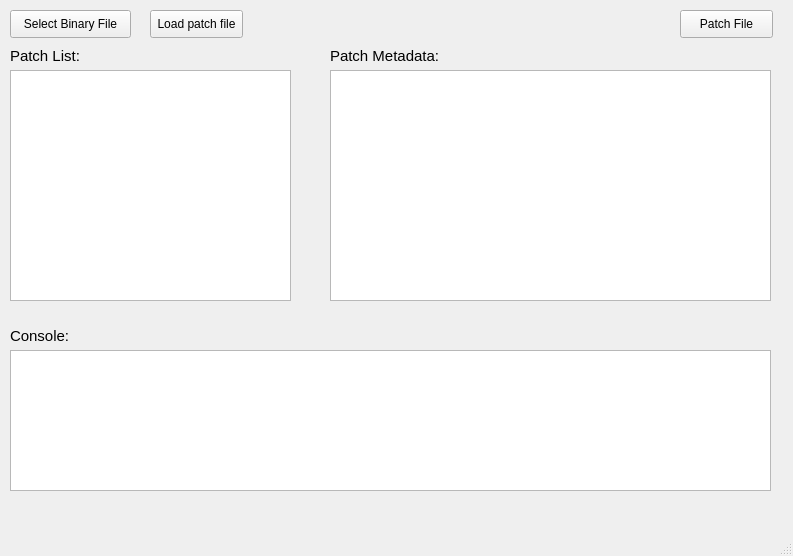
shadowdog9500/py-patcher-ui, file src/ui/patcher.ui: the form before one commit.
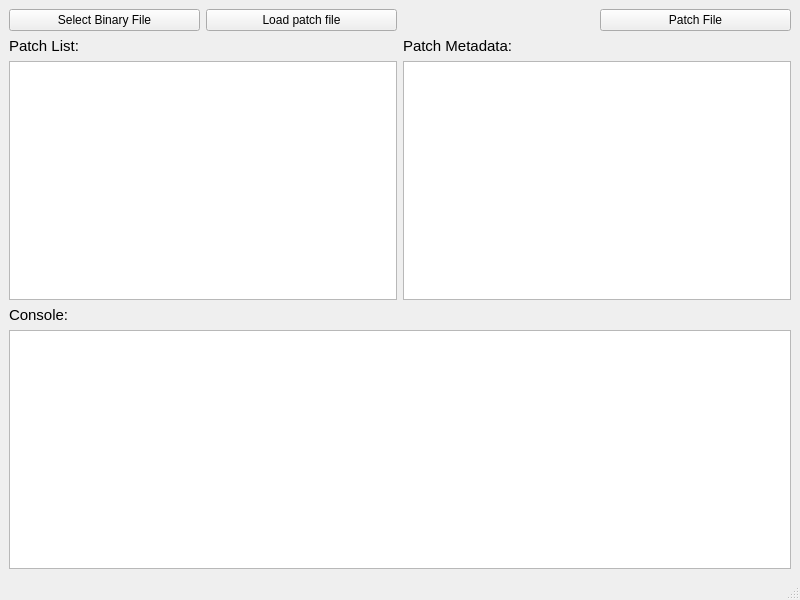
The form after the commit.

Commit message: Fix borked UI scaling

The edit to the form file:
```diff
--- a/src/ui/patcher.ui
+++ b/src/ui/patcher.ui
@@ -6,98 +6,38 @@
    <rect>
     <x>0</x>
     <y>0</y>
-    <width>793</width>
-    <height>556</height>
+    <width>800</width>
+    <height>600</height>
    </rect>
   </property>
   <property name="windowTitle">
    <string>Patch Selector</string>
   </property>
   <widget class="QWidget" name="centralwidget">
+   <layout class="QGridLayout" name="gridLayout">
+    <item row="0" column="0">
    <widget class="QPushButton" name="pushButtonFileSelect">
-    <property name="geometry">
-     <rect>
-      <x>10</x>
-      <y>10</y>
-      <width>121</width>
-      <height>28</height>
-     </rect>
-    </property>
     <property name="text">
      <string>Select Binary File</string>
     </property>
    </widget>
+    </item>
+    <item row="0" column="1">
    <widget class="QPushButton" name="pushButtonLoadPatchFile">
-    <property name="geometry">
-     <rect>
-      <x>150</x>
-      <y>10</y>
-      <width>93</width>
-      <height>28</height>
-     </rect>
-    </property>
     <property name="text">
      <string>Load patch file</string>
     </property>
    </widget>
-   <widget class="QPlainTextEdit" name="plainTextEditConsole">
-    <property name="geometry">
-     <rect>
-      <x>10</x>
-      <y>350</y>
-      <width>761</width>
-      <height>141</height>
-     </rect>
-    </property>
-    <property name="readOnly">
-     <bool>true</bool>
-    </property>
-   </widget>
-   <widget class="QPlainTextEdit" name="plainTextEditDescriptionBox">
-    <property name="geometry">
-     <rect>
-      <x>330</x>
-      <y>70</y>
-      <width>441</width>
-      <height>231</height>
-     </rect>
-    </property>
-    <property name="readOnly">
-     <bool>true</bool>
-    </property>
-   </widget>
-   <widget class="QListView" name="listViewPatchList">
-    <property name="geometry">
-     <rect>
-      <x>10</x>
-      <y>70</y>
-      <width>281</width>
-      <height>231</height>
-     </rect>
-    </property>
-   </widget>
+    </item>
+    <item row="0" column="3">
    <widget class="QPushButton" name="pushButtonPatchBinary">
-    <property name="geometry">
-     <rect>
-      <x>680</x>
-      <y>10</y>
-      <width>93</width>
-      <height>28</height>
-     </rect>
-    </property>
     <property name="text">
      <string>Patch File</string>
     </property>
    </widget>
+    </item>
+    <item row="1" column="0">
    <widget class="QLabel" name="label">
-    <property name="geometry">
-     <rect>
-      <x>10</x>
-      <y>40</y>
-      <width>131</width>
-      <height>31</height>
-     </rect>
-    </property>
     <property name="font">
      <font>
       <pointsize>11</pointsize>
@@ -107,15 +47,9 @@
      <string>Patch List:</string>
     </property>
    </widget>
+    </item>
+    <item row="1" column="2">
    <widget class="QLabel" name="label_2">
-    <property name="geometry">
-     <rect>
-      <x>330</x>
-      <y>40</y>
-      <width>131</width>
-      <height>31</height>
-     </rect>
-    </property>
     <property name="font">
      <font>
       <pointsize>11</pointsize>
@@ -125,15 +59,19 @@
      <string>Patch Metadata:</string>
     </property>
    </widget>
+    </item>
+    <item row="2" column="0" colspan="2">
+     <widget class="QListView" name="listViewPatchList"/>
+    </item>
+    <item row="2" column="2" colspan="2">
+     <widget class="QPlainTextEdit" name="plainTextEditDescriptionBox">
+      <property name="readOnly">
+       <bool>true</bool>
+      </property>
+     </widget>
+    </item>
+    <item row="3" column="0">
    <widget class="QLabel" name="label_3">
-    <property name="geometry">
-     <rect>
-      <x>10</x>
-      <y>320</y>
-      <width>131</width>
-      <height>31</height>
-     </rect>
-    </property>
     <property name="font">
      <font>
       <pointsize>11</pointsize>
@@ -143,16 +81,15 @@
      <string>Console:</string>
     </property>
    </widget>
-  </widget>
-  <widget class="QMenuBar" name="menubar">
-   <property name="geometry">
-    <rect>
-     <x>0</x>
-     <y>0</y>
-     <width>793</width>
-     <height>26</height>
-    </rect>
-   </property>
+    </item>
+    <item row="4" column="0" colspan="4">
+     <widget class="QPlainTextEdit" name="plainTextEditConsole">
+      <property name="readOnly">
+       <bool>true</bool>
+      </property>
+     </widget>
+    </item>
+   </layout>
   </widget>
   <widget class="QStatusBar" name="statusbar"/>
  </widget>
```
Lines whose indentation alone changed are shown as unchanged. The commit also changes 1 other file.
